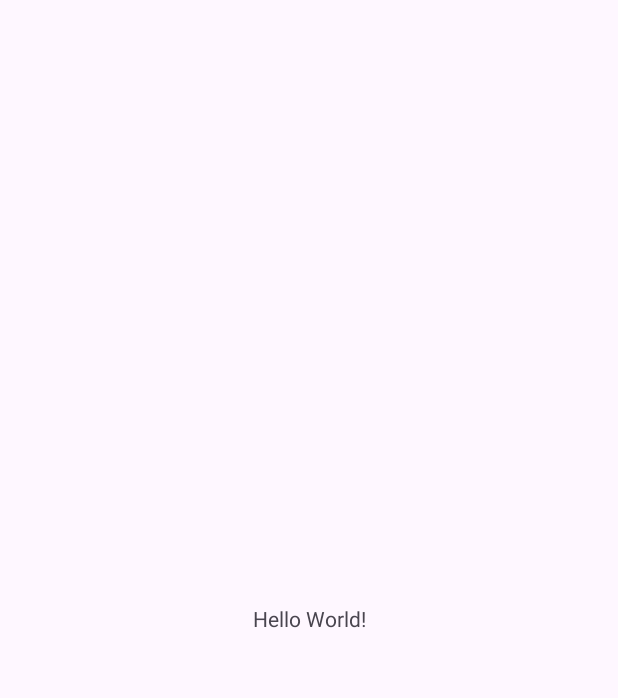
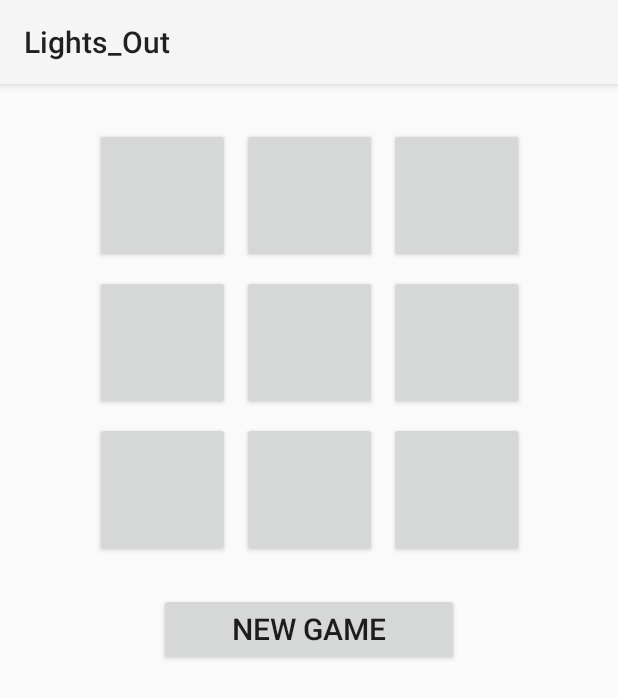
Before and after one commit to aalons012/Lights-Out-App, an Android app: the screen it shows after launch (MainActivity), on a phone screen of 412 x 824 dp. Before the commit the part shown is almost empty. Shown: the top 698 px of the screen. Run offline under Robolectric (Android 15) with nearby library versions, the phone set to English and light mode, and no system bars.

Commit message:
added XML and Kotlin coding, and deleted a xml file that isnt necessary

```diff
--- a/app/src/main/res/layout/activity_main.xml
+++ b/app/src/main/res/layout/activity_main.xml
@@ -7,13 +7,37 @@
     android:layout_height="match_parent"
     tools:context=".MainActivity">
 
-    <TextView
+    <GridLayout
+        android:id="@+id/light_grid"
         android:layout_width="wrap_content"
         android:layout_height="wrap_content"
-        android:text="Hello World!"
-        app:layout_constraintBottom_toBottomOf="parent"
-        app:layout_constraintEnd_toEndOf="parent"
-        app:layout_constraintStart_toStartOf="parent"
-        app:layout_constraintTop_toTopOf="parent" />
+        android:useDefaultMargins="true"
+        android:columnCount="3"
+        android:rowCount="3"
+        android:layout_margin="25dp"
+        app:layout_constraintLeft_toLeftOf="parent"
+        app:layout_constraintRight_toRightOf="parent"
+        app:layout_constraintTop_toTopOf="parent" >
+
+        <Button style="@style/LightButton" />
+        <Button style="@style/LightButton" />
+        <Button style="@style/LightButton" />
+        <Button style="@style/LightButton" />
+        <Button style="@style/LightButton" />
+        <Button style="@style/LightButton" />
+        <Button style="@style/LightButton" />
+        <Button style="@style/LightButton" />
+        <Button style="@style/LightButton" />
+    </GridLayout>
+
+    <Button
+        android:id="@+id/new_game_button"
+        style="@style/GameOptionButton"
+        android:layout_marginTop="20dp"
+        android:text="@string/new_game"
+        android:onClick="onNewGameClick"
+        app:layout_constraintLeft_toLeftOf="parent"
+        app:layout_constraintRight_toRightOf="parent"
+        app:layout_constraintTop_toBottomOf="@id/light_grid" />
 
 </androidx.constraintlayout.widget.ConstraintLayout>
--- a/app/src/main/res/values-night/themes.xml
+++ /dev/null
@@ -1,7 +0,0 @@
-<resources xmlns:tools="http://schemas.android.com/tools">
-    <!-- Base application theme. -->
-    <style name="Base.Theme.Lights_Out" parent="Theme.Material3.DayNight.NoActionBar">
-        <!-- Customize your dark theme here. -->
-        <!-- <item name="colorPrimary">@color/my_dark_primary</item> -->
-    </style>
-</resources>
--- a/app/src/main/res/values/colors.xml
+++ b/app/src/main/res/values/colors.xml
@@ -1,5 +1,8 @@
 <?xml version="1.0" encoding="utf-8"?>
 <resources>
-    <color name="black">#FF000000</color>
     <color name="white">#FFFFFFFF</color>
+    <color name="blue_500">#3F51B5</color>
+    <color name="blue_700">#303F9F</color>
+    <color name="yellow">#FF0</color>
+    <color name="black">#000</color>
 </resources>
--- a/app/src/main/res/values/strings.xml
+++ b/app/src/main/res/values/strings.xml
@@ -1,3 +1,11 @@
-<resources>
-    <string name="app_name">Lights_Out</string>
+ <resources>
+    <string name="app_name">
+        Lights_Out
+    </string>
+    <string name="new_game">
+        New Game
+    </string>
+     <string name="congrats">
+         Congratulations!
+     </string>
 </resources>
--- a/app/src/main/res/values/themes.xml
+++ b/app/src/main/res/values/themes.xml
@@ -1,9 +1,23 @@
 <resources xmlns:tools="http://schemas.android.com/tools">
-    <!-- Base application theme. -->
-    <style name="Base.Theme.Lights_Out" parent="Theme.Material3.DayNight.NoActionBar">
-        <!-- Customize your light theme here. -->
-        <!-- <item name="colorPrimary">@color/my_light_primary</item> -->
+    <style name="Theme.Lights_Out." parent="Theme.AppCompat.Light.DarkActionBar">
+        <item name="colorPrimary">@color/blue_500</item>
+        <item name="colorPrimaryDark">@color/blue_700</item>
     </style>
 
-    <style name="Theme.Lights_Out" parent="Base.Theme.Lights_Out" />
+    <style name="LightButton">
+        <item name="android:layout_height">
+            90dp
+        </item>
+        <item name="android:layout_width">
+            90dp
+        </item>
+    </style>
+    <style name="GameOptionButton">
+        <item name="android:layout_height">wrap_content</item>
+        <item name="android:layout_width">200dp</item>
+        <item name="android:layout_marginTop">5dp</item>
+        <item name="android:layout_marginLeft">20dp</item>
+        <item name="android:layout_marginRight">20dp</item>
+        <item name="android:textSize">20sp</item>
+    </style>
 </resources>
```
Also changed, not shown: app/src/main/java/edu/alonso/lights_out/LightsOutGame.kt (added, +46 -0 lines).
